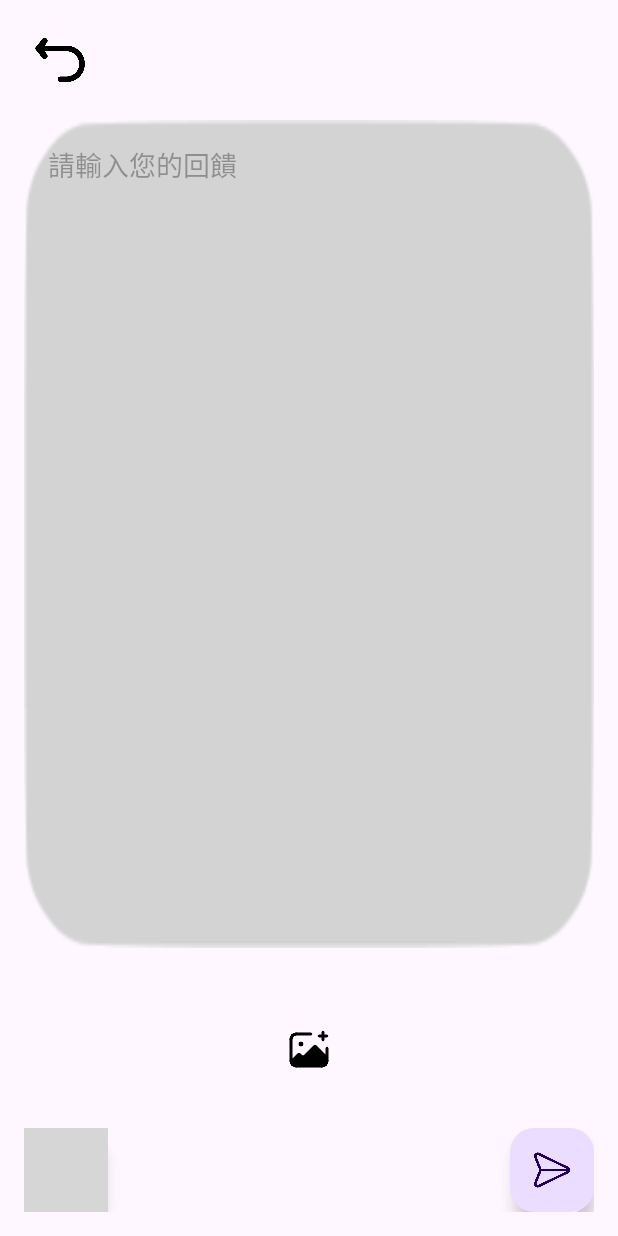
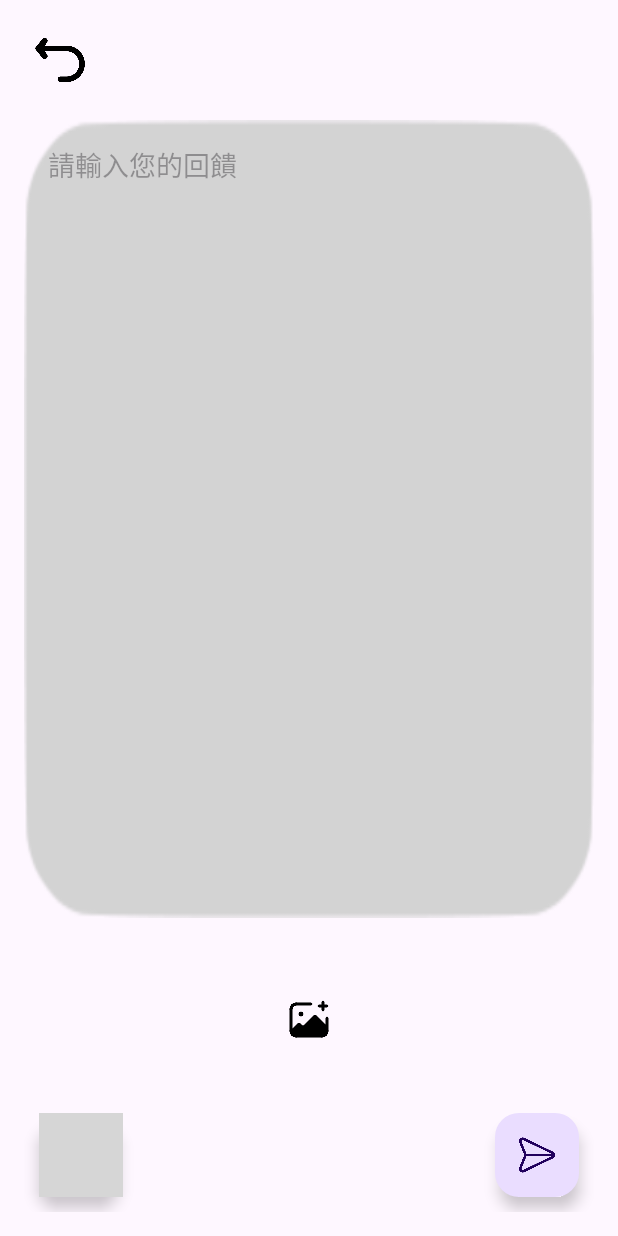
Before and after one commit to 01157121/software-project, an Android app: the layout activity_feedback.xml on its own in the app's theme, with its tools: preview values and no code run, on a phone screen of 412 x 824 dp. Run offline under Robolectric (Android 15) with nearby library versions, the phone set to English and light mode, and no system bars; grey boxes are pictures that could not be loaded.

Commit message:
讓我可以pull而已

```diff
--- a/project_android/app/src/main/res/layout/activity_feedback.xml
+++ b/project_android/app/src/main/res/layout/activity_feedback.xml
@@ -162,6 +162,7 @@
             android:layout_height="wrap_content"
             android:src="@drawable/ic_menu"
             android:contentDescription="確認送出"
+            android:layout_margin="10dp"
             app:layout_constraintStart_toStartOf="parent"
             app:layout_constraintTop_toTopOf="parent"
             app:layout_constraintBottom_toBottomOf="parent" />
@@ -173,6 +174,7 @@
             android:layout_height="wrap_content"
             android:src="@drawable/ic_check"
             android:contentDescription="查看回饋"
+            android:layout_margin="10dp"
             app:layout_constraintEnd_toEndOf="parent"
             app:layout_constraintTop_toTopOf="parent"
             app:layout_constraintBottom_toBottomOf="parent" />
```
Also changed, not shown: project_android/app/src/main/java/com/example/project_android/LoginActivity.kt (+30 -0 lines).
